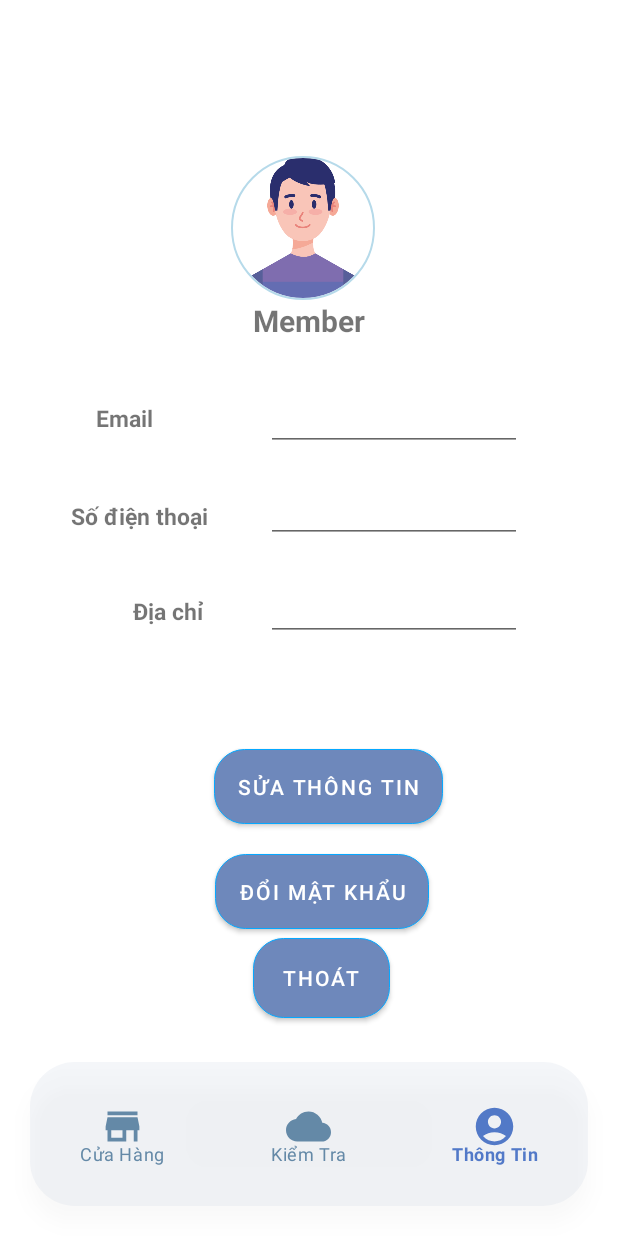
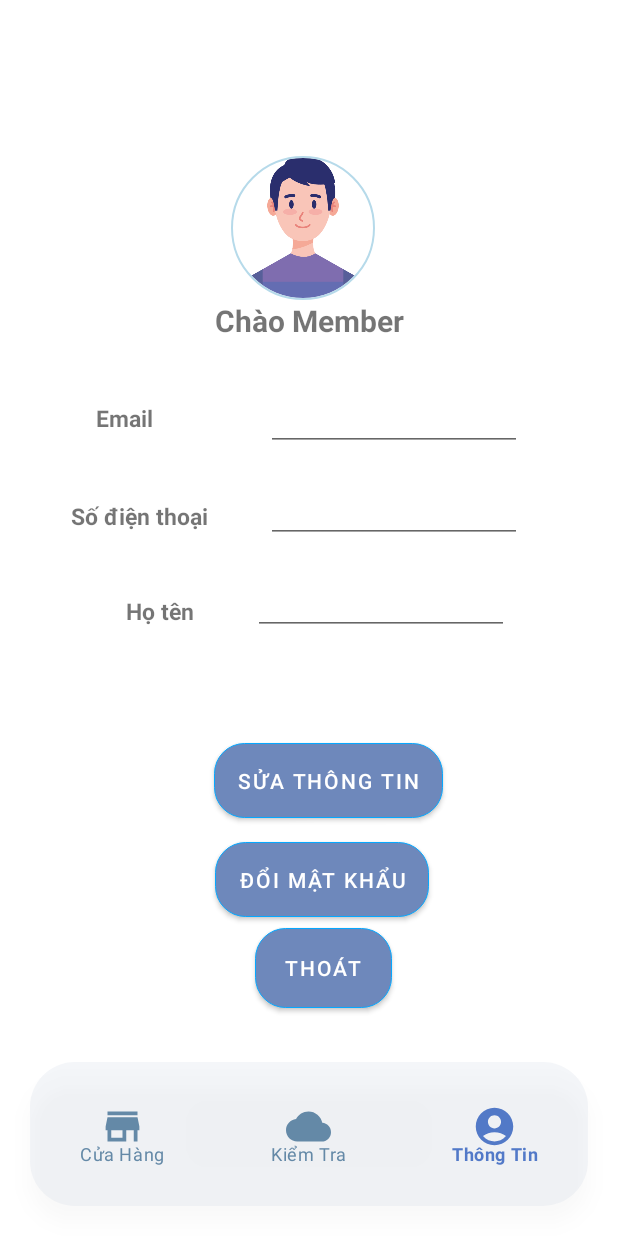
Before and after one commit to tranry/mydomain, an Android app: the screen it shows after launch once a user with an empty profile is signed in (Home), item 3 of the bottom bar chosen, on a phone screen of 412 x 824 dp. Run offline under Robolectric (Android 15) with nearby library versions, the phone set to English and light mode, and no system bars; our stand-ins replace CircleImageView, Firebase (no records; nobody signed in at launch, a user with empty details on screens opened directly); pictures from the network do not load.

Commit message:
upadate fragment account

```diff
--- a/app/src/main/java/com/example/mydomain/AccountFragment.java
+++ b/app/src/main/java/com/example/mydomain/AccountFragment.java
@@ -2,7 +2,6 @@ package com.example.mydomain;
 
 import android.content.Intent;
 import android.os.Bundle;
-import android.telephony.SignalStrengthUpdateRequest;
 import android.view.LayoutInflater;
 import android.view.View;
 import android.view.ViewGroup;
@@ -18,12 +17,7 @@ import com.google.android.gms.tasks.OnCompleteListener;
 import com.google.android.gms.tasks.Task;
 import com.google.firebase.auth.FirebaseAuth;
 import com.google.firebase.auth.FirebaseUser;
-import com.google.firebase.auth.PhoneAuthCredential;
 import com.google.firebase.auth.UserProfileChangeRequest;
-
-import retrofit2.Call;
-import retrofit2.Callback;
-import retrofit2.Response;
 
 /**
  * A simple {@link Fragment} subclass.
@@ -41,7 +35,7 @@ public class AccountFragment extends Fragment {
     private String mParam1;
     private String mParam2;
     TextView edtName;
-    EditText edtEmail,edtSDT,edtDiaChi;
+    EditText edtEmail,edtSDT,edtNames;
     Button btnEditInfo;View mView;
 
     public AccountFragment() {
@@ -80,7 +74,7 @@ public class AccountFragment extends Fragment {
                              Bundle savedInstanceState) {
          mView=inflater.inflate(R.layout.fragment_account, container, false);
         Button btnThoat= mView.findViewById(R.id.btnThoat);
-        edtDiaChi=mView.findViewById(R.id.edtDiaChi);
+        edtNames=mView.findViewById(R.id.edtTen);
         edtEmail=mView.findViewById(R.id.edtEmailAccount);
         edtSDT=mView.findViewById(R.id.edtSDT);
          edtName=mView.findViewById(R.id.edtName);
@@ -106,20 +100,24 @@ public class AccountFragment extends Fragment {
 
     private void suaThongTin() {
         FirebaseUser user= FirebaseAuth.getInstance().getCurrentUser();
-        UserProfileChangeRequest profile=new UserProfileChangeRequest.Builder().setDisplayName(edtDiaChi.getText().toString()).build();
-        user.updateProfile(profile).addOnCompleteListener(new OnCompleteListener<Void>() {
-            @Override
-            public void onComplete(@NonNull Task<Void> task) {
-                if(task.isSuccessful())
-                    Toast.makeText(mView.getContext(), "Update thành công", Toast.LENGTH_SHORT).show();
+        UserProfileChangeRequest profile=new UserProfileChangeRequest.Builder().setDisplayName(edtNames.getText().toString()).build();
 
-            }
-        });
         user.updateEmail(edtEmail.getText().toString()).addOnCompleteListener(new OnCompleteListener<Void>() {
             @Override
             public void onComplete(@NonNull Task<Void> task) {
                 if(task.isSuccessful())
-                    Toast.makeText(mView.getContext(), "Update thành công", Toast.LENGTH_SHORT).show();
+                    user.updateProfile(profile).addOnCompleteListener(new OnCompleteListener<Void>() {
+                        @Override
+                        public void onComplete(@NonNull Task<Void> task) {
+                            if(task.isSuccessful())
+                            {
+                                getInfoUser();
+                                Toast.makeText(mView.getContext(), "Update thành công", Toast.LENGTH_SHORT).show();
+
+                            }
+
+                        }
+                    });
             }
         });
 //        PhoneAuthCredential phone=new PhoneAuthCredential();
@@ -128,9 +126,9 @@ public class AccountFragment extends Fragment {
 
     private void getInfoUser() {
         FirebaseUser user= FirebaseAuth.getInstance().getCurrentUser();
-        edtName.setText(user.getDisplayName()==""?"Member":user.getDisplayName());
+        edtName.setText("Chào "+(user.getDisplayName()==""?"Member":user.getDisplayName()));
         edtSDT.setText(user.getPhoneNumber());
         edtEmail.setText(user.getEmail());
-
+        edtNames.setText(user.getDisplayName());
     }
 }
--- a/app/src/main/res/layout/fragment_account.xml
+++ b/app/src/main/res/layout/fragment_account.xml
@@ -71,15 +71,15 @@
         tools:layout_editor_absoluteY="312dp" />
 
     <EditText
-        android:id="@+id/edtDiaChi"
+        android:id="@+id/edtTen"
         android:layout_width="wrap_content"
         android:layout_height="wrap_content"
         android:ems="8"
         android:inputType="textPersonName"
         android:text=""
         tools:ignore="TouchTargetSizeCheck,SpeakableTextPresentCheck,SpeakableTextPresentCheck"
-        tools:layout_editor_absoluteX="169dp"
-        tools:layout_editor_absoluteY="431dp" />
+        tools:layout_editor_absoluteX="180dp"
+        tools:layout_editor_absoluteY="370dp" />
 
     <TextView
         android:id="@+id/edtEmail"
@@ -106,7 +106,7 @@
         android:id="@+id/textView16"
         android:layout_width="wrap_content"
         android:layout_height="wrap_content"
-        android:text="Địa chỉ"
+        android:text="Họ tên"
         android:textSize="15sp"
         android:textStyle="bold"
         tools:layout_editor_absoluteX="101dp"
--- a/app/src/main/res/xml/fragment_account_scene.xml
+++ b/app/src/main/res/xml/fragment_account_scene.xml
@@ -20,8 +20,8 @@
             motion:layout_constraintEnd_toEndOf="parent"
             motion:layout_constraintStart_toStartOf="parent"
             motion:layout_constraintBottom_toBottomOf="parent"
-            motion:layout_constraintVertical_bias="0.41"
-            motion:layout_constraintHorizontal_bias="0.525" />
+            motion:layout_constraintVertical_bias="0.312"
+            motion:layout_constraintHorizontal_bias="0.531" />
         <Constraint
             motion:layout_editor_absoluteY="102dp"
             android:layout_height="96dp"
@@ -57,7 +57,7 @@
             android:layout_height="wrap_content"
             android:layout_width="wrap_content"
             android:id="@+id/btnSuaThongTin"
-            motion:layout_constraintTop_toBottomOf="@+id/edtDiaChi"
+            motion:layout_constraintTop_toBottomOf="@+id/edtTen"
             motion:layout_constraintEnd_toEndOf="parent"
             motion:layout_constraintStart_toStartOf="parent"
             android:layout_marginTop="72dp"
@@ -112,19 +112,19 @@
         <Constraint
             android:layout_height="wrap_content"
             android:layout_width="wrap_content"
-            android:id="@+id/edtDiaChi"
-            motion:layout_constraintEnd_toEndOf="parent"
-            android:layout_marginEnd="64dp"
-            android:layout_marginRight="64dp"
+            android:id="@+id/edtTen"
             motion:layout_constraintTop_toBottomOf="@+id/edtSDT"
-            android:layout_marginTop="20dp" />
+            android:layout_marginTop="16dp"
+            motion:layout_constraintStart_toStartOf="parent"
+            motion:layout_constraintHorizontal_bias="0.699"
+            motion:layout_constraintEnd_toEndOf="parent" />
         <Constraint
             android:layout_height="wrap_content"
             android:layout_width="wrap_content"
             android:id="@+id/textView16"
             motion:layout_constraintTop_toBottomOf="@+id/textView13"
             motion:layout_constraintStart_toStartOf="parent"
-            motion:layout_constraintEnd_toStartOf="@+id/edtDiaChi"
+            motion:layout_constraintEnd_toStartOf="@+id/edtTen"
             android:layout_marginTop="40dp"
             motion:layout_constraintHorizontal_bias="0.679"
             motion:layout_constraintBottom_toTopOf="@+id/btnSuaThongTin"
@@ -134,7 +134,7 @@
             android:layout_width="wrap_content"
             motion:layout_constraintTop_toBottomOf="@+id/btnSuaThongTin"
             android:id="@+id/button3"
-            android:layout_marginTop="20dp"
+            android:layout_marginTop="16dp"
             motion:layout_constraintEnd_toEndOf="parent"
             motion:layout_constraintStart_toStartOf="parent"
             motion:layout_constraintHorizontal_bias="0.531" />
```
